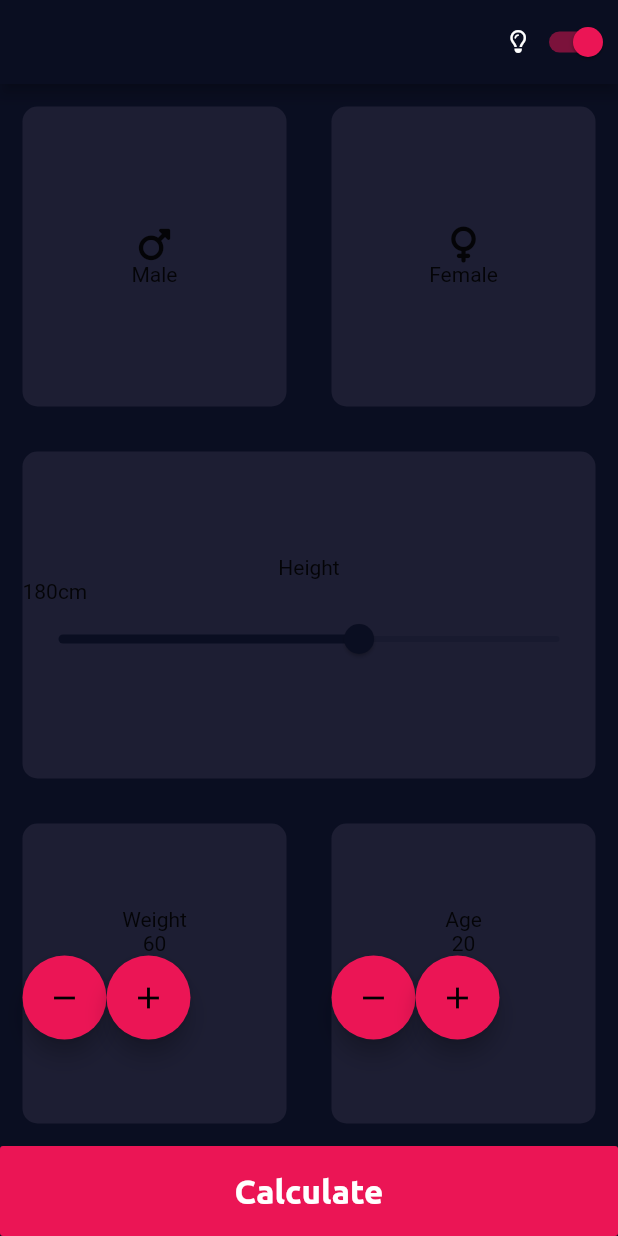
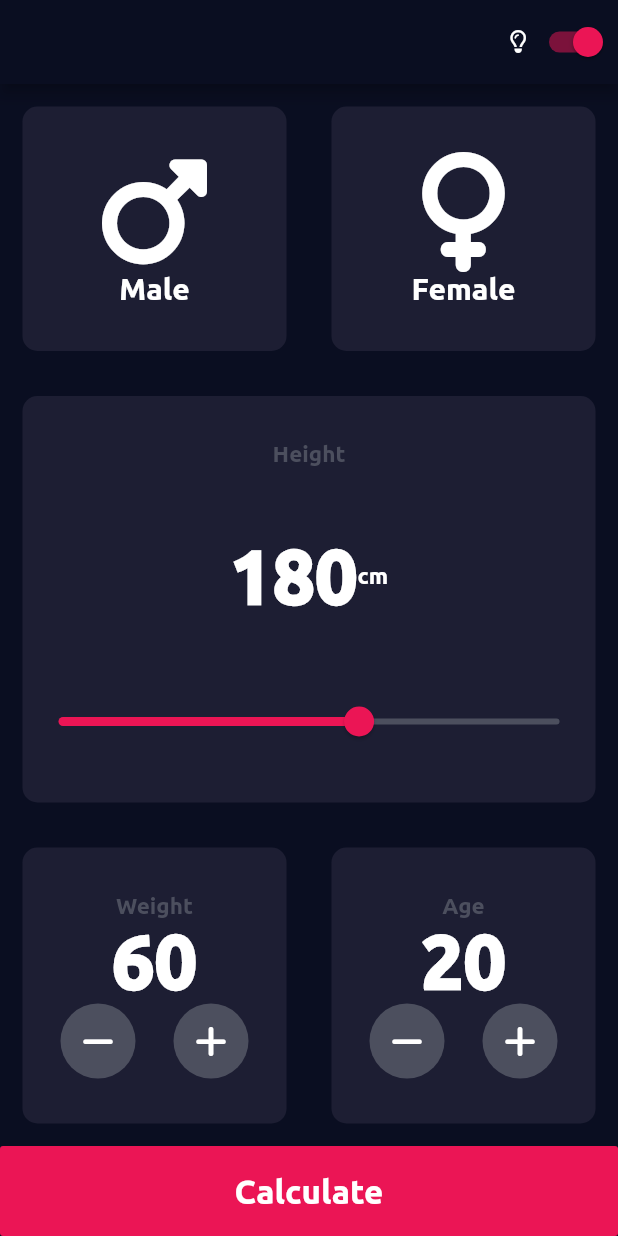
Before and after one commit to noorfatima15/BMI-Calculator, a Flutter app: the HomeScreen screen opened directly, on a phone screen of 412 x 824 dp. Run offline on Flutter 3.47's test engine with Material 2 defaults, Android fonts, the phone set to English and light mode, and no system bars; our stand-ins replace font_awesome_flutter.

Commit message:
-Ui has been Created

```diff
--- a/lib/constants/colors.dart
+++ b/lib/constants/colors.dart
@@ -9,6 +9,7 @@ class ColorPalette {
   static const Color inactiveCardColor = Color(0xFF111328);
   static const Color secondaryColor = Color(0xFFEB1555);
   static const Color secondarySplashColor = Color(0x26C41C4C);
+  static const Color secondaryButtonColor = Color(0xFF4C4F5E);
 
   ///Text Colors
   static const Color primaryHeader = Color(0xFFFFFFFF);
--- a/lib/constants/typography.dart
+++ b/lib/constants/typography.dart
@@ -1,6 +1,10 @@
+import 'package:bmi_calculator/constants/colors.dart';
 import 'package:flutter/material.dart';
 
 const TextStyle headerStyle = TextStyle(fontSize: 20.0, fontWeight: FontWeight.bold, fontFamily: 'Ubuntu');
 const TextStyle labelStyle = TextStyle(fontSize: 18.0, fontFamily: 'Ubuntu');
-const TextStyle numberStyle = TextStyle(fontSize: 50.0, fontWeight: FontWeight.w900, fontFamily: 'Ubuntu');
+const TextStyle numberStyle = TextStyle(fontSize: 50.0, fontWeight: FontWeight.w900, fontFamily: 'Ubuntu', color: Colors.white);
 const TextStyle primaryButtonStyle = TextStyle(fontSize: 22.0, fontFamily: 'Ubuntu', fontWeight: FontWeight.bold, color: Colors.white);
+const TextStyle cardMainLabelStyle = TextStyle(fontSize: 20.0, fontFamily: 'Ubuntu', color: Colors.white, fontWeight: FontWeight.w700);
+const TextStyle cardSubLabelStyle =
+    TextStyle(fontSize: 15.0, fontFamily: 'Ubuntu', color: ColorPalette.secondaryButtonColor, fontWeight: FontWeight.w700);
--- a/lib/core/widgets/custom_card.dart
+++ b/lib/core/widgets/custom_card.dart
@@ -9,7 +9,7 @@ class CustomCard extends StatelessWidget {
   Widget build(BuildContext context) {
     return Expanded(
         child: Container(
-      height: 200.0,
+      padding: const EdgeInsets.symmetric(vertical: 30),
       margin: const EdgeInsets.all(15.0),
       decoration: BoxDecoration(
         color: ColorPalette.activeCardColor,
--- /dev/null
+++ b/lib/core/widgets/secondary_button.dart
@@ -0,0 +1,24 @@
+import 'package:bmi_calculator/constants/colors.dart';
+import 'package:flutter/material.dart';
+
+class SecondaryButton extends StatelessWidget {
+  final IconData icon;
+  final VoidCallback onPressed;
+  const SecondaryButton({Key? key, required this.icon, required this.onPressed}) : super(key: key);
+
+  @override
+  Widget build(BuildContext context) {
+    return Container(
+      height: 50,
+      width: 50,
+      decoration: const BoxDecoration(
+        shape: BoxShape.circle,
+        color: ColorPalette.secondaryButtonColor,
+      ),
+      child: IconButton(
+        onPressed: onPressed,
+        icon: Icon(icon),
+      ),
+    );
+  }
+}
--- a/lib/presentation/screens/home_screen.dart
+++ b/lib/presentation/screens/home_screen.dart
@@ -1,5 +1,8 @@
+import 'package:bmi_calculator/constants/colors.dart';
+import 'package:bmi_calculator/constants/typography.dart';
 import 'package:bmi_calculator/core/widgets/custom_card.dart';
 import 'package:bmi_calculator/core/widgets/primary_button.dart';
+import 'package:bmi_calculator/core/widgets/secondary_button.dart';
 import 'package:flutter/material.dart';
 import 'package:font_awesome_flutter/font_awesome_flutter.dart';
 
@@ -27,35 +30,44 @@ class HomeScreen extends StatelessWidget {
             children: [
               CustomCard(
                 child: Column(
-                  mainAxisAlignment: MainAxisAlignment.center,
-                  children: [
-                    Icon(FontAwesomeIcons.mars),
-                    Text('Male'),
+                  mainAxisAlignment: MainAxisAlignment.spaceBetween,
+                  children: const [
+                    Icon(
+                      FontAwesomeIcons.mars,
+                      size: 80.0,
+                    ),
+                    Text('Male', style: cardMainLabelStyle),
                   ],
                 ),
               ),
               CustomCard(
                   child: Column(
-                mainAxisAlignment: MainAxisAlignment.center,
-                children: [Icon(FontAwesomeIcons.venus), Text('Female')],
+                mainAxisAlignment: MainAxisAlignment.spaceBetween,
+                children: const [Icon(FontAwesomeIcons.venus, size: 80), Text('Female', style: cardMainLabelStyle)],
               )),
             ],
           ),
           CustomCard(
             child: Column(
-              mainAxisAlignment: MainAxisAlignment.center,
+              mainAxisAlignment: MainAxisAlignment.spaceBetween,
               children: [
-                Text('Height'),
+                const Text('Height', style: cardSubLabelStyle),
                 Row(
+                  mainAxisAlignment: MainAxisAlignment.center,
                   children: [
-                    Text('180'),
-                    Text('cm'),
+                    const Text('180', style: numberStyle),
+                    Text(
+                      'cm',
+                      style: cardSubLabelStyle.copyWith(color: ColorPalette.primaryHeader),
+                    )
                   ],
                 ),
                 Slider(
                   value: 180,
                   min: 120,
                   max: 220,
+                  activeColor: ColorPalette.secondaryColor,
+                  inactiveColor: ColorPalette.secondaryButtonColor,
                   onChanged: (value) {},
                 )
               ],
@@ -65,19 +77,20 @@ class HomeScreen extends StatelessWidget {
             children: [
               CustomCard(
                   child: Column(
-                mainAxisAlignment: MainAxisAlignment.center,
+                mainAxisAlignment: MainAxisAlignment.spaceBetween,
                 children: [
-                  Text('Weight'),
-                  Text('60'),
+                  const Text('Weight', style: cardSubLabelStyle),
+                  const Text('60', style: numberStyle),
                   Row(
+                    mainAxisAlignment: MainAxisAlignment.spaceEvenly,
                     children: [
-                      FloatingActionButton(
+                      SecondaryButton(
+                        icon: FontAwesomeIcons.minus,
                         onPressed: () {},
-                        child: const Icon(Icons.remove),
                       ),
-                      FloatingActionButton(
+                      SecondaryButton(
+                        icon: FontAwesomeIcons.plus,
                         onPressed: () {},
-                        child: const Icon(Icons.add),
                       ),
                     ],
                   )
@@ -85,19 +98,20 @@ class HomeScreen extends StatelessWidget {
               )),
               CustomCard(
                   child: Column(
-                mainAxisAlignment: MainAxisAlignment.center,
+                mainAxisAlignment: MainAxisAlignment.spaceBetween,
                 children: [
-                  Text('Age'),
-                  Text('20'),
+                  const Text('Age', style: cardSubLabelStyle),
+                  const Text('20', style: numberStyle),
                   Row(
+                    mainAxisAlignment: MainAxisAlignment.spaceEvenly,
                     children: [
-                      FloatingActionButton(
+                      SecondaryButton(
+                        icon: FontAwesomeIcons.minus,
                         onPressed: () {},
-                        child: const Icon(Icons.remove),
                       ),
-                      FloatingActionButton(
+                      SecondaryButton(
+                        icon: FontAwesomeIcons.plus,
                         onPressed: () {},
-                        child: const Icon(Icons.add),
                       ),
                     ],
                   )
@@ -105,7 +119,7 @@ class HomeScreen extends StatelessWidget {
               )),
             ],
           ),
-          PrimaryButton(),
+          const PrimaryButton(),
         ],
       ),
     );
--- a/lib/presentation/theme/app_theme.dart
+++ b/lib/presentation/theme/app_theme.dart
@@ -9,5 +9,6 @@ class AppTheme {
       secondary: ColorPalette.secondaryColor,
     ),
     scaffoldBackgroundColor: ColorPalette.primaryColor,
+    iconTheme: const IconThemeData(color: ColorPalette.primaryHeader),
   );
 }
```
